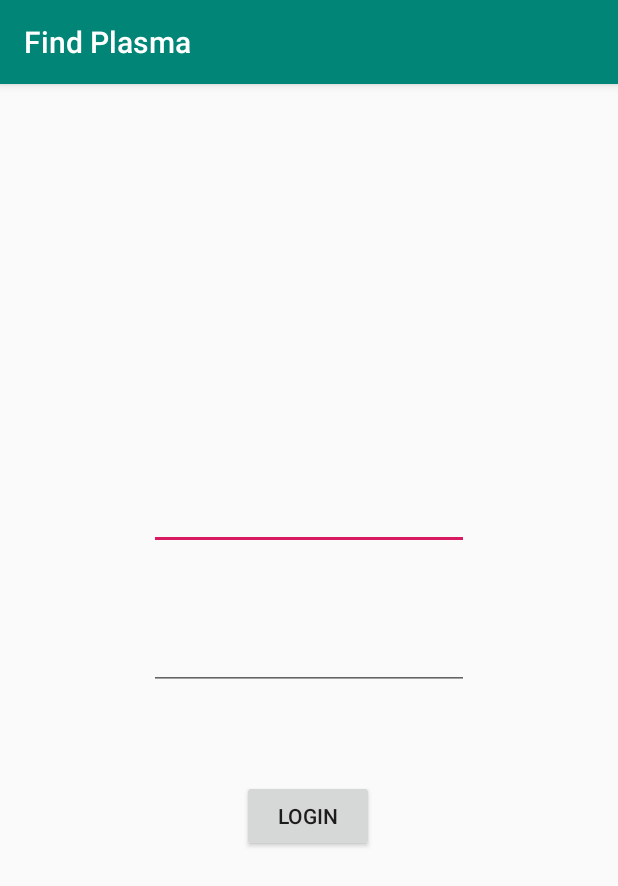
After one commit to Tahmid1406/Find-Plasma, an Android app: the LoginActivity screen opened directly, with no data from a screen before it, on a phone screen of 412 x 824 dp. The commit adds this screen. Shown: the top 886 px of the screen. Run offline under Robolectric (Android 15) with nearby library versions, the phone set to English and light mode, and no system bars; our stand-ins replace Firebase (no records; nobody signed in at launch, a user with empty details on screens opened directly); libraries missing offline, so code that uses them is left out: io.paperdb.

Commit message:
login system improved

```diff
--- a/app/build.gradle
+++ b/app/build.gradle
@@ -24,10 +24,11 @@ dependencies {
     implementation 'androidx.appcompat:appcompat:1.0.2'
     implementation 'androidx.constraintlayout:constraintlayout:1.1.3'
     implementation 'com.google.firebase:firebase-auth:19.3.1'
-    implementation 'com.google.firebase:firebase-database:16.0.4'
+    implementation 'com.google.firebase:firebase-database:19.3.0'
     implementation 'com.google.firebase:firebase-storage:16.0.4'
     implementation 'com.google.firebase:firebase-auth:11.0.4'
     testImplementation 'junit:junit:4.12'
+    implementation 'io.paperdb:paperdb:2.6'
     implementation 'com.google.firebase:firebase-analytics:17.2.2'
     androidTestImplementation 'androidx.test:runner:1.1.1'
     androidTestImplementation 'androidx.test.espresso:espresso-core:3.1.1'
--- a/app/src/main/AndroidManifest.xml
+++ b/app/src/main/AndroidManifest.xml
@@ -1,9 +1,11 @@
 <?xml version="1.0" encoding="utf-8"?>
 <manifest xmlns:android="http://schemas.android.com/apk/res/android"
     package="com.example.findplasma">
+
     <uses-permission android:name="android.permission.ACCESS_WIFI_STATE" />
     <uses-permission android:name="android.permission.ACCESS_NETWORK_STATE" />
-    <uses-permission android:name="android.permission.INTERNET"/>
+    <uses-permission android:name="android.permission.INTERNET" />
+
     <application
         android:allowBackup="true"
         android:icon="@mipmap/ic_launcher"
@@ -11,6 +13,7 @@
         android:roundIcon="@mipmap/ic_launcher_round"
         android:supportsRtl="true"
         android:theme="@style/AppTheme">
+        <activity android:name=".LoginActivity"></activity>
         <activity android:name=".WelcomeActivity" />
         <activity android:name=".MainActivity" />
         <activity android:name=".VarificationActivity">
--- /dev/null
+++ b/app/src/main/java/com/example/findplasma/LoginActivity.java
@@ -0,0 +1,97 @@
+package com.example.findplasma;
+
+import androidx.annotation.NonNull;
+import androidx.appcompat.app.AppCompatActivity;
+
+import android.content.Intent;
+import android.os.Bundle;
+import android.text.TextUtils;
+import android.util.Log;
+import android.view.View;
+import android.widget.Button;
+import android.widget.EditText;
+import android.widget.Toast;
+
+import com.example.findplasma.Models.User;
+import com.example.findplasma.Prevalent.Prevalent;
+import com.google.firebase.database.DataSnapshot;
+import com.google.firebase.database.DatabaseError;
+import com.google.firebase.database.DatabaseReference;
+import com.google.firebase.database.FirebaseDatabase;
+import com.google.firebase.database.ValueEventListener;
+
+import io.paperdb.Paper;
+
+import static com.google.firebase.database.FirebaseDatabase.getInstance;
+
+public class LoginActivity extends AppCompatActivity {
+
+    private EditText loginPhone, loginPass;
+    private Button loginButton;
+    private DatabaseReference rootRef;
+
+    @Override
+    protected void onCreate(Bundle savedInstanceState) {
+        super.onCreate(savedInstanceState);
+        setContentView(R.layout.activity_login);
+
+        loginPhone = findViewById(R.id.loginPhone);
+        loginPass = findViewById(R.id.loginPass);
+        loginButton = findViewById(R.id.loginButton);
+
+        rootRef = FirebaseDatabase.getInstance().getReference();
+
+        loginButton.setOnClickListener(new View.OnClickListener() {
+            @Override
+            public void onClick(View v) {
+                String phone = loginPhone.getText().toString().trim();
+                String pass = loginPass.getText().toString().trim();
+                if(TextUtils.isEmpty(phone)){
+                    loginPhone.setError("Enter Phone No.");
+                }else if(TextUtils.isEmpty(pass)){
+                    loginPass.setError("Enter Password");
+                }else{
+                    accountAccess(phone,pass);
+                    //Toast.makeText(LoginActivity.this, phone + pass, Toast.LENGTH_SHORT).show();
+                }
+            }
+        });
+    }
+
+
+    private void accountAccess(final String phone, final String pass) {
+
+        //Paper.book().write(Prevalent.UserPhoneKey,phone);
+        //Paper.book().write(Prevalent.UserPasswordKey,pass);
+
+        rootRef.addListenerForSingleValueEvent(new ValueEventListener() {
+            @Override
+            public void onDataChange(@NonNull DataSnapshot dataSnapshot) {
+                if(dataSnapshot.child("Users").child(phone).exists()){
+                    User userData = dataSnapshot.child("Users").child(phone).getValue(User.class);
+                    if(userData.getPhone().equals(phone)) {
+                        if(userData.getPass().equals(pass)){
+                            Intent intent = new Intent(LoginActivity.this, WelcomeActivity.class);
+                            startActivity(intent);
+
+                            Toast.makeText(LoginActivity.this, "Exist", Toast.LENGTH_SHORT).show();
+                        }else {
+                            Toast.makeText(LoginActivity.this, "Account Does not Exist", Toast.LENGTH_SHORT).show();
+                        }
+                    }
+
+                }
+            }
+
+            @Override
+            public void onCancelled(@NonNull DatabaseError databaseError) {
+
+            }
+        });
+    }
+
+
+
+
+
+}
--- a/app/src/main/java/com/example/findplasma/WelcomeActivity.java
+++ b/app/src/main/java/com/example/findplasma/WelcomeActivity.java
@@ -55,7 +55,7 @@ public class WelcomeActivity extends AppCompatActivity {
         becomeDonor.setOnClickListener(new View.OnClickListener() {
             @Override
             public void onClick(View v) {
-                Intent intent = new Intent(WelcomeActivity.this, VarificationActivity.class);
+                Intent intent = new Intent(WelcomeActivity.this, MainActivity.class);
                 intent.putExtra("recover", recover);
                 String hospitalname = hospitalName.getText().toString();
                 if(TextUtils.isEmpty(hospitalname)){
--- /dev/null
+++ b/app/src/main/res/layout/activity_login.xml
@@ -0,0 +1,41 @@
+<?xml version="1.0" encoding="utf-8"?>
+<androidx.constraintlayout.widget.ConstraintLayout xmlns:android="http://schemas.android.com/apk/res/android"
+    xmlns:app="http://schemas.android.com/apk/res-auto"
+    xmlns:tools="http://schemas.android.com/tools"
+    android:layout_width="match_parent"
+    android:layout_height="match_parent"
+    tools:context=".LoginActivity">
+
+    <Button
+        android:id="@+id/loginButton"
+        android:layout_width="wrap_content"
+        android:layout_height="wrap_content"
+        android:layout_marginBottom="256dp"
+        android:text="Login"
+        app:layout_constraintBottom_toBottomOf="parent"
+        app:layout_constraintEnd_toEndOf="parent"
+        app:layout_constraintHorizontal_bias="0.498"
+        app:layout_constraintStart_toStartOf="parent" />
+
+    <EditText
+        android:id="@+id/loginPhone"
+        android:layout_width="wrap_content"
+        android:layout_height="wrap_content"
+        android:layout_marginBottom="48dp"
+        android:ems="10"
+        android:inputType="textPersonName"
+        app:layout_constraintBottom_toTopOf="@+id/loginPass"
+        app:layout_constraintEnd_toEndOf="parent"
+        app:layout_constraintStart_toStartOf="parent" />
+
+    <EditText
+        android:id="@+id/loginPass"
+        android:layout_width="wrap_content"
+        android:layout_height="wrap_content"
+        android:layout_marginBottom="60dp"
+        android:ems="10"
+        android:inputType="textPersonName"
+        app:layout_constraintBottom_toTopOf="@+id/loginButton"
+        app:layout_constraintEnd_toEndOf="parent"
+        app:layout_constraintStart_toStartOf="parent" />
+</androidx.constraintlayout.widget.ConstraintLayout>
--- a/app/src/main/res/values/strings.xml
+++ b/app/src/main/res/values/strings.xml
@@ -1,6 +1,6 @@
 <resources>
     <string name="app_name">Find Plasma</string>
-    <string name="phone">+88</string>
+    <string name="phone">Phone</string>
     <string name="namehint">Enter your name.....</string>
     <string name="phonehint">Enter your phone number.....</string>
     <string name="select_blood_group">Please Select Your Blood Group</string>
@@ -12,6 +12,7 @@
     <string name="becomeDonor">Become A Donor</string>
     <string name="register">Register</string>
     <string name="request">Register Number</string>
+    <string name="pass">Enter a password....</string>
     <string name="optcode">Enter OTP Code</string>
     <string name="sure">Confirm OTP</string>
     <string name="registerMessage">Get Started As A Donor</string>
```
Also changed, not shown: app/src/main/java/com/example/findplasma/MainActivity.java (+55 -19 lines), app/src/main/java/com/example/findplasma/Models/User.java (added, +30 -0 lines), app/src/main/java/com/example/findplasma/Prevalent/Prevalent.java (added, +9 -0 lines), app/src/main/java/com/example/findplasma/VarificationActivity.java (+42 -96 lines), app/src/main/res/layout/activity_main.xml (+17 -15 lines), app/src/main/res/layout/activity_varification.xml (+28 -36 lines), 1 other file.
